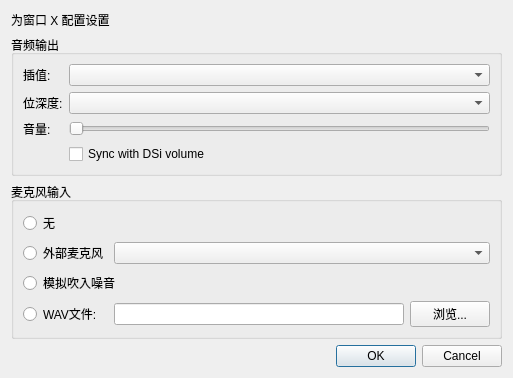
First picture: the form in src/frontend/qt_sdl/AudioSettingsDialog.ui, repository Wokann/melonDS_CHN, before the edit.
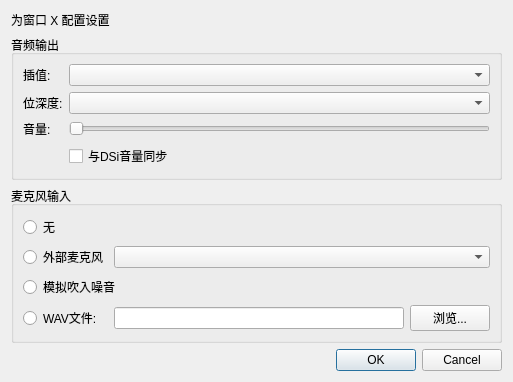
Second picture: the form after the edit. Custom widgets are drawn as their Qt base class.

Diff of the .ui file:
```diff
--- a/src/frontend/qt_sdl/AudioSettingsDialog.ui
+++ b/src/frontend/qt_sdl/AudioSettingsDialog.ui
@@ -65,7 +65,7 @@
           <string>&lt;html&gt;&lt;head/&gt;&lt;body&gt;&lt;p&gt;将输出音量与 DSi 硬件音量同步。&lt;/p&gt;&lt;/body&gt;&lt;/html&gt;</string>
          </property>
          <property name="text">
-          <string>Sync with DSi volume</string>
+          <string>与DSi音量同步</string>
          </property>
         </widget>
       </item>
```
